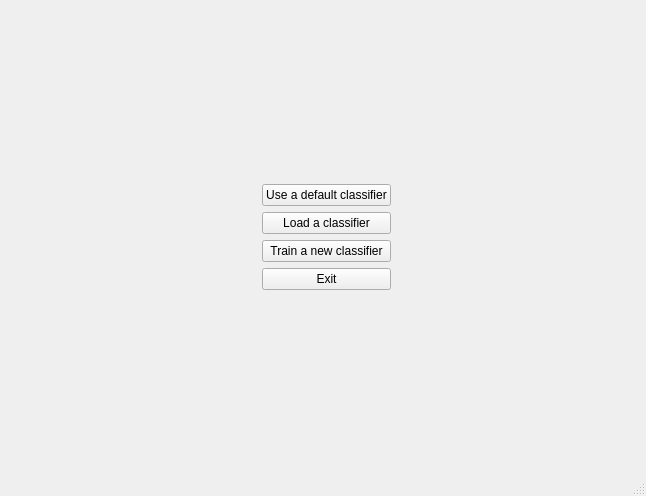
The window that FrontEnd/UI/MainMenu.ui (ahmadbarzak/ExplainabilityTool) describes before a commit, drawn with Qt 5.
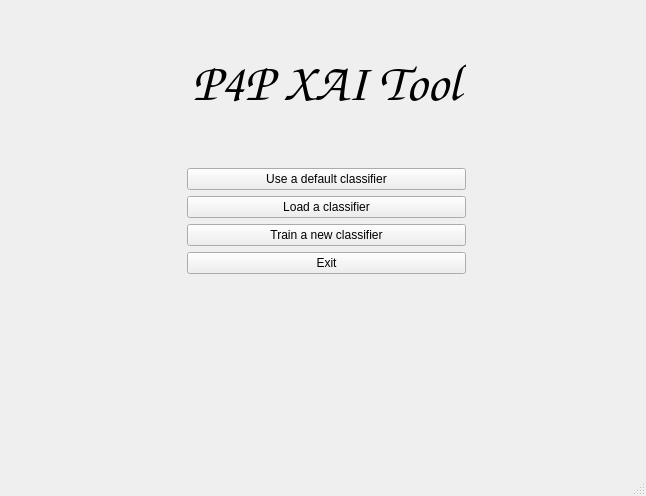
The same window after the commit.

The edit to the form file:
```diff
--- a/FrontEnd/UI/MainMenu.ui
+++ b/FrontEnd/UI/MainMenu.ui
@@ -15,7 +15,7 @@
   </property>
   <widget class="QWidget" name="centralwidget">
    <layout class="QGridLayout" name="gridLayout">
-    <item row="1" column="0">
+    <item row="2" column="0">
      <layout class="QHBoxLayout" name="horizontalLayout_7">
       <item>
        <spacer name="horizontalSpacer_4">
@@ -32,34 +32,66 @@
       </item>
       <item>
        <layout class="QFormLayout" name="formLayout">
-        <item row="0" column="1">
+        <item row="2" column="1">
          <widget class="QPushButton" name="defaultCLF">
           <property name="text">
            <string>Use a default classifier</string>
           </property>
          </widget>
         </item>
-        <item row="1" column="1">
+        <item row="3" column="1">
          <widget class="QPushButton" name="loadCLF">
           <property name="text">
            <string>Load a classifier</string>
           </property>
          </widget>
         </item>
-        <item row="2" column="1">
+        <item row="4" column="1">
          <widget class="QPushButton" name="trainCLF">
           <property name="text">
            <string>Train a new classifier</string>
           </property>
          </widget>
         </item>
-        <item row="3" column="1">
+        <item row="5" column="1">
          <widget class="QPushButton" name="exit">
           <property name="text">
            <string>Exit</string>
           </property>
          </widget>
         </item>
+        <item row="0" column="1">
+         <widget class="QLabel" name="title">
+          <property name="font">
+           <font>
+            <family>Comic Sans MS</family>
+            <pointsize>40</pointsize>
+           </font>
+          </property>
+          <property name="text">
+           <string>P4P XAI Tool</string>
+          </property>
+          <property name="alignment">
+           <set>Qt::AlignCenter</set>
+          </property>
+         </widget>
+        </item>
+        <item row="1" column="1">
+         <spacer name="verticalSpacer_3">
+          <property name="orientation">
+           <enum>Qt::Vertical</enum>
+          </property>
+          <property name="sizeType">
+           <enum>QSizePolicy::Minimum</enum>
+          </property>
+          <property name="sizeHint" stdset="0">
+           <size>
+            <width>20</width>
+            <height>40</height>
+           </size>
+          </property>
+         </spacer>
+        </item>
        </layout>
       </item>
       <item>
@@ -77,11 +109,14 @@
       </item>
      </layout>
     </item>
-    <item row="0" column="0">
-     <spacer name="verticalSpacer_2">
+    <item row="5" column="0">
+     <spacer name="verticalSpacer">
       <property name="orientation">
        <enum>Qt::Vertical</enum>
       </property>
+      <property name="sizeType">
+       <enum>QSizePolicy::Expanding</enum>
+      </property>
       <property name="sizeHint" stdset="0">
        <size>
         <width>20</width>
@@ -90,11 +125,14 @@
       </property>
      </spacer>
     </item>
-    <item row="3" column="0">
-     <spacer name="verticalSpacer">
+    <item row="1" column="0">
+     <spacer name="verticalSpacer_2">
       <property name="orientation">
        <enum>Qt::Vertical</enum>
       </property>
+      <property name="sizeType">
+       <enum>QSizePolicy::Minimum</enum>
+      </property>
       <property name="sizeHint" stdset="0">
        <size>
         <width>20</width>
```
